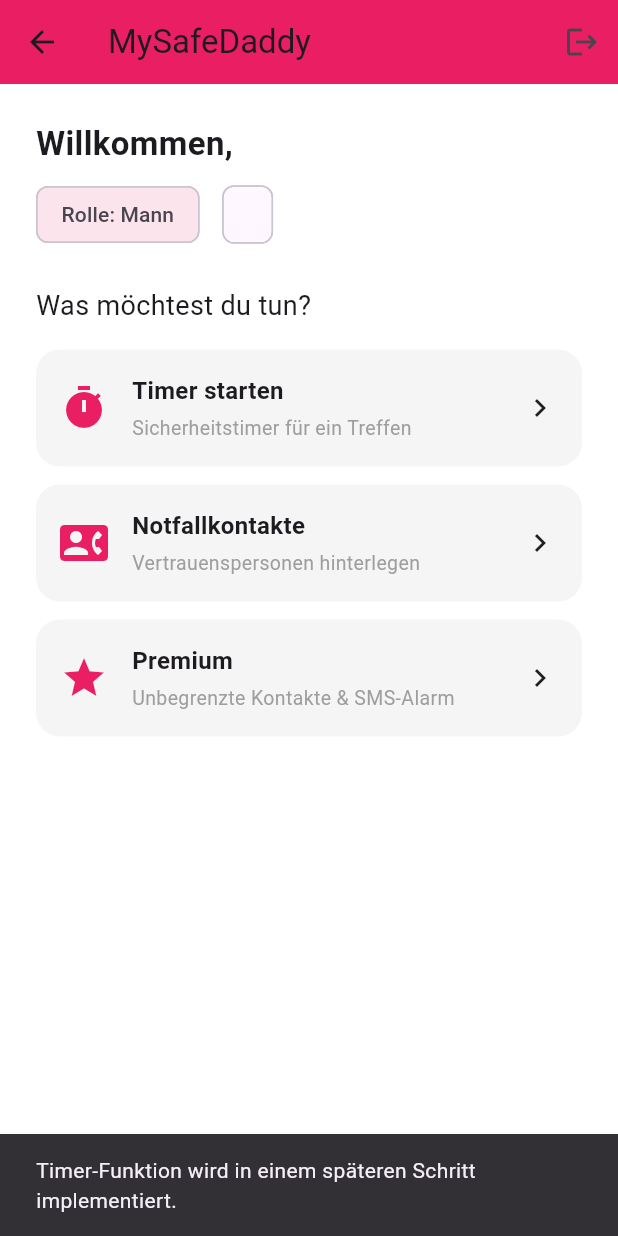
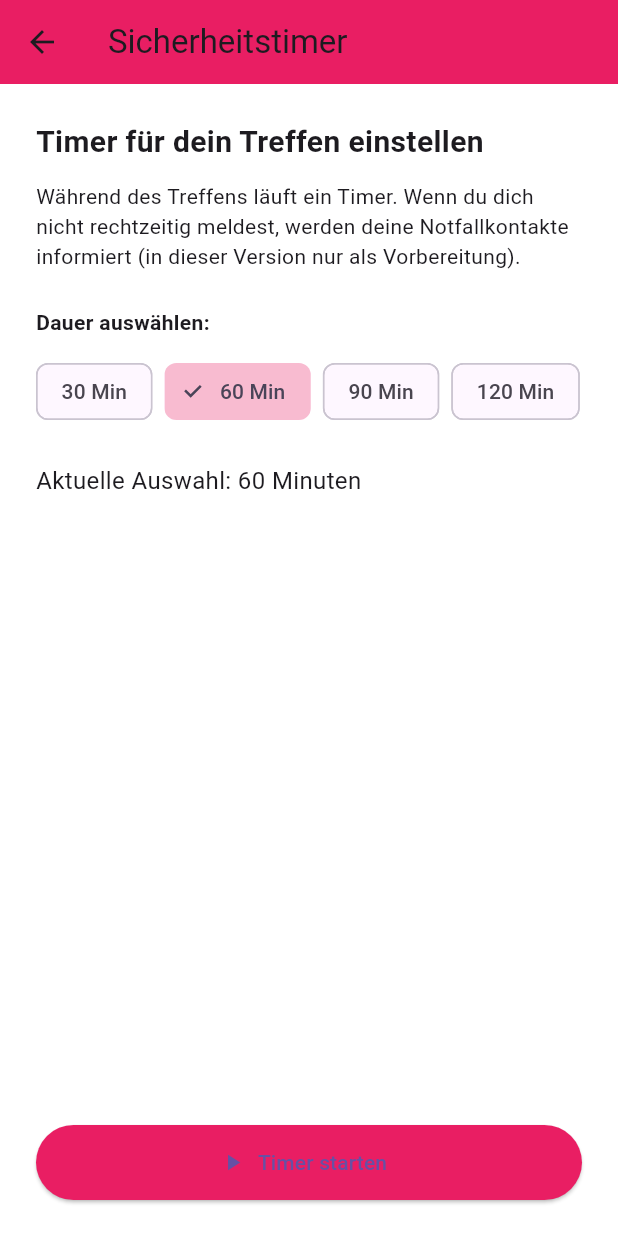
Before and after one commit to skberlin/mysafedaddy, a Flutter app: the HomeScreen screen opened by its route, after a tap on "Timer starten", on a phone screen of 412 x 824 dp. Run offline on Flutter 3.47's test engine with Material 3 defaults, Android fonts, the phone set to English and light mode, and no system bars; our stand-ins replace cloud_firestore, firebase_auth, firebase_core; accounts and stored records are empty.

Commit message:
feat(timer): Safety-Timer implementiert, Timer-Auswahl & Countdown, Firestore-Logging, HomeScreen-Integration (Meilenstein A abgeschlossen)

```diff
--- a/lib/core/router/app_router.dart
+++ b/lib/core/router/app_router.dart
@@ -8,6 +8,7 @@ import '../../features/authentication/presentation/screens/verify_code_screen.da
 import '../../features/authentication/presentation/screens/profile_setup_screen.dart';
 import '../../features/home/presentation/screens/home_screen.dart';
 import '../../features/emergency_contacts/presentation/screens/emergency_contacts_screen.dart';
+import '../../features/safety_timer/presentation/screens/safety_timer_screen.dart';
 
 class AppRouter {
   static Route<dynamic>? generateRoute(RouteSettings settings) {
@@ -22,7 +23,6 @@ class AppRouter {
         return MaterialPageRoute(builder: (_) => const RoleSelectionScreen());
 
       case '/phone-auth':
-        // Rolle kommt als String-Argument: "woman" oder "man"
         final role = settings.arguments as String? ?? 'woman';
         return MaterialPageRoute(
           builder: (_) => PhoneAuthScreen(role: role),
@@ -58,6 +58,9 @@ class AppRouter {
       case '/emergency-contacts':
         return MaterialPageRoute(builder: (_) => const EmergencyContactsScreen());
 
+      case '/safety-timer':
+        return MaterialPageRoute(builder: (_) => const SafetyTimerScreen());
+
       default:
         return MaterialPageRoute(
           builder: (_) => const Scaffold(
--- a/lib/features/home/presentation/screens/home_screen.dart
+++ b/lib/features/home/presentation/screens/home_screen.dart
@@ -21,11 +21,9 @@ class _HomeScreenState extends State<HomeScreen> {
   Future<DocumentSnapshot<Map<String, dynamic>>> _loadUserProfile() async {
     final user = FirebaseAuth.instance.currentUser;
     if (user == null) {
-      // Wenn niemand eingeloggt ist, zurück zum Splash
       Future.microtask(() {
         Navigator.pushNamedAndRemoveUntil(context, '/splash', (route) => false);
       });
-      // Dummy zurückgeben, wird durch Navigation ersetzt
       return FirebaseFirestore.instance.collection('users').doc('dummy').get();
     }
 
@@ -104,25 +102,18 @@ class _HomeScreenState extends State<HomeScreen> {
                 ),
                 const SizedBox(height: 16),
 
-                // Timer starten (Platzhalter)
+                // Timer starten → SafetyTimerScreen
                 _HomeActionButton(
                   icon: Icons.timer,
                   title: "Timer starten",
                   subtitle: "Sicherheitstimer für ein Treffen",
                   onTap: () {
-                    ScaffoldMessenger.of(context).showSnackBar(
-                      const SnackBar(
-                        content: Text(
-                          "Timer-Funktion wird in einem späteren Schritt implementiert.",
-                        ),
-                      ),
-                    );
+                    Navigator.pushNamed(context, '/safety-timer');
                   },
                 ),
 
                 const SizedBox(height: 12),
 
-                // Notfallkontakte – jetzt mit Navigation
                 _HomeActionButton(
                   icon: Icons.contact_phone,
                   title: "Notfallkontakte",
@@ -134,7 +125,6 @@ class _HomeScreenState extends State<HomeScreen> {
 
                 const SizedBox(height: 12),
 
-                // Premium (Platzhalter)
                 _HomeActionButton(
                   icon: Icons.star,
                   title: "Premium",
--- /dev/null
+++ b/lib/features/safety_timer/presentation/screens/safety_timer_screen.dart
@@ -0,0 +1,312 @@
+import 'dart:async';
+
+import 'package:cloud_firestore/cloud_firestore.dart';
+import 'package:firebase_auth/firebase_auth.dart';
+import 'package:flutter/material.dart';
+
+class SafetyTimerScreen extends StatefulWidget {
+  const SafetyTimerScreen({Key? key}) : super(key: key);
+
+  @override
+  State<SafetyTimerScreen> createState() => _SafetyTimerScreenState();
+}
+
+class _SafetyTimerScreenState extends State<SafetyTimerScreen> {
+  int _selectedMinutes = 60; // Standard: 60 Minuten
+  bool _isRunning = false;
+  int _remainingSeconds = 0;
+  Timer? _timer;
+  String? _sessionId;
+
+  int get _totalSeconds => _selectedMinutes * 60;
+
+  @override
+  void dispose() {
+    _timer?.cancel();
+    super.dispose();
+  }
+
+  Future<void> _startTimer() async {
+    final user = FirebaseAuth.instance.currentUser;
+    if (user == null) {
+      ScaffoldMessenger.of(context).showSnackBar(
+        const SnackBar(content: Text("Kein angemeldeter Benutzer gefunden.")),
+      );
+      return;
+    }
+
+    setState(() {
+      _isRunning = true;
+      _remainingSeconds = _totalSeconds;
+    });
+
+    // Firestore-Dokument für die Sitzung anlegen
+    final docRef = await FirebaseFirestore.instance
+        .collection('users')
+        .doc(user.uid)
+        .collection('safetySessions')
+        .add({
+      'startedAt': FieldValue.serverTimestamp(),
+      'durationMinutes': _selectedMinutes,
+      'status': 'running', // running / ended_ok / timeout
+      'lastCheckInAt': FieldValue.serverTimestamp(),
+    });
+
+    _sessionId = docRef.id;
+
+    _timer?.cancel();
+    _timer = Timer.periodic(const Duration(seconds: 1), (timer) {
+      if (!mounted) return;
+      setState(() {
+        _remainingSeconds--;
+      });
+
+      if (_remainingSeconds <= 0) {
+        _timer?.cancel();
+        _onTimerTimeout();
+      }
+    });
+  }
+
+  Future<void> _onTimerTimeout() async {
+    setState(() {
+      _isRunning = false;
+      _remainingSeconds = 0;
+    });
+
+    await _updateSessionStatus('timeout');
+
+    if (!mounted) return;
+    showDialog(
+      context: context,
+      builder: (ctx) => AlertDialog(
+        title: const Text("Timer abgelaufen"),
+        content: const Text(
+          "Dein Sicherheitstimer ist abgelaufen.\n"
+          "In der finalen Version würden jetzt deine Notfallkontakte benachrichtigt werden.",
+        ),
+        actions: [
+          TextButton(
+            onPressed: () => Navigator.pop(ctx),
+            child: const Text("OK"),
+          ),
+        ],
+      ),
+    );
+  }
+
+  Future<void> _updateSessionStatus(String status) async {
+    final user = FirebaseAuth.instance.currentUser;
+    if (user == null || _sessionId == null) return;
+
+    await FirebaseFirestore.instance
+        .collection('users')
+        .doc(user.uid)
+        .collection('safetySessions')
+        .doc(_sessionId)
+        .set({
+      'status': status,
+      'lastCheckInAt': FieldValue.serverTimestamp(),
+      if (status != 'running') 'endedAt': FieldValue.serverTimestamp(),
+    }, SetOptions(merge: true));
+  }
+
+  Future<void> _extendTimer() async {
+    if (!_isRunning) return;
+
+    setState(() {
+      _remainingSeconds += _totalSeconds; // gleiche Zeit nochmal
+    });
+
+    await _updateSessionStatus('running');
+
+    ScaffoldMessenger.of(context).showSnackBar(
+      const SnackBar(
+        content: Text("Timer verlängert. Wir fragen später erneut nach."),
+      ),
+    );
+  }
+
+  Future<void> _endMeetingSafely() async {
+    _timer?.cancel();
+    setState(() {
+      _isRunning = false;
+      _remainingSeconds = 0;
+    });
+
+    await _updateSessionStatus('ended_ok');
+
+    if (!mounted) return;
+    ScaffoldMessenger.of(context).showSnackBar(
+      const SnackBar(content: Text("Treffen als sicher beendet markiert.")),
+    );
+
+    Navigator.pop(context); // zurück zum HomeScreen
+  }
+
+  String _formatTime(int totalSeconds) {
+    final m = totalSeconds ~/ 60;
+    final s = totalSeconds % 60;
+    final mm = m.toString().padLeft(2, '0');
+    final ss = s.toString().padLeft(2, '0');
+    return "$mm:$ss";
+  }
+
+  @override
+  Widget build(BuildContext context) {
+    return Scaffold(
+      appBar: AppBar(
+        title: const Text("Sicherheitstimer"),
+        backgroundColor: Colors.pink,
+      ),
+      body: Padding(
+        padding: const EdgeInsets.all(24.0),
+        child: _isRunning ? _buildRunningView() : _buildSetupView(),
+      ),
+    );
+  }
+
+  Widget _buildSetupView() {
+    return Column(
+      crossAxisAlignment: CrossAxisAlignment.start,
+      children: [
+        const Text(
+          "Timer für dein Treffen einstellen",
+          style: TextStyle(fontSize: 20, fontWeight: FontWeight.bold),
+        ),
+        const SizedBox(height: 12),
+        const Text(
+          "Während des Treffens läuft ein Timer. "
+          "Wenn du dich nicht rechtzeitig meldest, werden deine Notfallkontakte informiert "
+          "(in dieser Version nur als Vorbereitung).",
+        ),
+        const SizedBox(height: 24),
+        const Text(
+          "Dauer auswählen:",
+          style: TextStyle(fontWeight: FontWeight.bold),
+        ),
+        const SizedBox(height: 12),
+        Wrap(
+          spacing: 8,
+          children: [
+            _DurationChip(
+              minutes: 30,
+              selectedMinutes: _selectedMinutes,
+              onSelected: () => setState(() => _selectedMinutes = 30),
+            ),
+            _DurationChip(
+              minutes: 60,
+              selectedMinutes: _selectedMinutes,
+              onSelected: () => setState(() => _selectedMinutes = 60),
+            ),
+            _DurationChip(
+              minutes: 90,
+              selectedMinutes: _selectedMinutes,
+              onSelected: () => setState(() => _selectedMinutes = 90),
+            ),
+            _DurationChip(
+              minutes: 120,
+              selectedMinutes: _selectedMinutes,
+              onSelected: () => setState(() => _selectedMinutes = 120),
+            ),
+          ],
+        ),
+        const SizedBox(height: 24),
+        Text(
+          "Aktuelle Auswahl: $_selectedMinutes Minuten",
+          style: const TextStyle(fontSize: 16),
+        ),
+        const Spacer(),
+        ElevatedButton.icon(
+          onPressed: _startTimer,
+          icon: const Icon(Icons.play_arrow),
+          style: ElevatedButton.styleFrom(
+            backgroundColor: Colors.pink,
+            minimumSize: const Size(double.infinity, 50),
+          ),
+          label: const Text("Timer starten"),
+        ),
+      ],
+    );
+  }
+
+  Widget _buildRunningView() {
+    final progress =
+        _totalSeconds == 0 ? 0.0 : _remainingSeconds / _totalSeconds.toDouble();
+
+    return Column(
+      crossAxisAlignment: CrossAxisAlignment.center,
+      children: [
+        const Text(
+          "Timer läuft",
+          style: TextStyle(fontSize: 20, fontWeight: FontWeight.bold),
+        ),
+        const SizedBox(height: 12),
+        const Text(
+          "Wir erinnern dich rechtzeitig daran, zu bestätigen, "
+          "dass alles in Ordnung ist.",
+          textAlign: TextAlign.center,
+        ),
+        const SizedBox(height: 32),
+        Center(
+          child: Text(
+            _formatTime(_remainingSeconds),
+            style: const TextStyle(
+              fontSize: 48,
+              fontWeight: FontWeight.bold,
+            ),
+          ),
+        ),
+        const SizedBox(height: 16),
+        LinearProgressIndicator(
+          value: progress.clamp(0.0, 1.0),
+          minHeight: 8,
+        ),
+        const SizedBox(height: 32),
+        ElevatedButton.icon(
+          onPressed: _extendTimer,
+          icon: const Icon(Icons.check),
+          style: ElevatedButton.styleFrom(
+            backgroundColor: Colors.green,
+            minimumSize: const Size(double.infinity, 50),
+          ),
+          label: const Text("Alles ok, Timer verlängern"),
+        ),
+        const SizedBox(height: 12),
+        OutlinedButton.icon(
+          onPressed: _endMeetingSafely,
+          icon: const Icon(Icons.lock_open),
+          style: OutlinedButton.styleFrom(
+            minimumSize: const Size(double.infinity, 50),
+          ),
+          label: const Text("Treffen sicher beendet"),
+        ),
+      ],
+    );
+  }
+}
+
+class _DurationChip extends StatelessWidget {
+  final int minutes;
+  final int selectedMinutes;
+  final VoidCallback onSelected;
+
+  const _DurationChip({
+    Key? key,
+    required this.minutes,
+    required this.selectedMinutes,
+    required this.onSelected,
+  }) : super(key: key);
+
+  @override
+  Widget build(BuildContext context) {
+    final selected = minutes == selectedMinutes;
+
+    return ChoiceChip(
+      label: Text("$minutes Min"),
+      selected: selected,
+      selectedColor: Colors.pink.shade100,
+      onSelected: (_) => onSelected(),
+    );
+  }
+}
```
